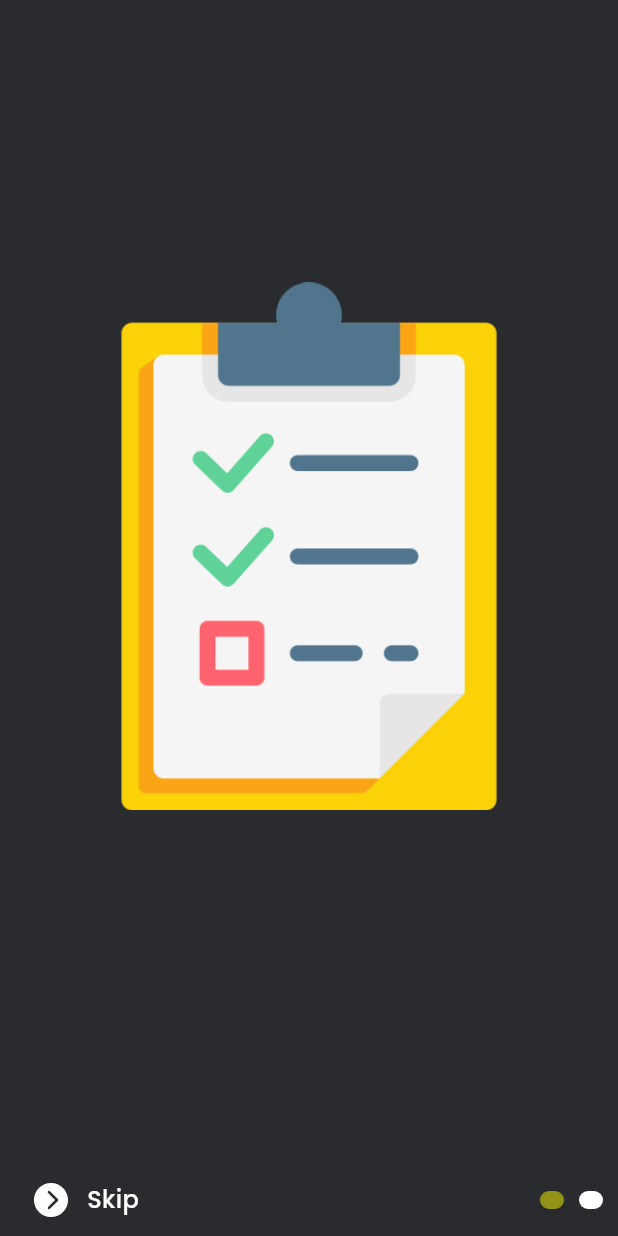
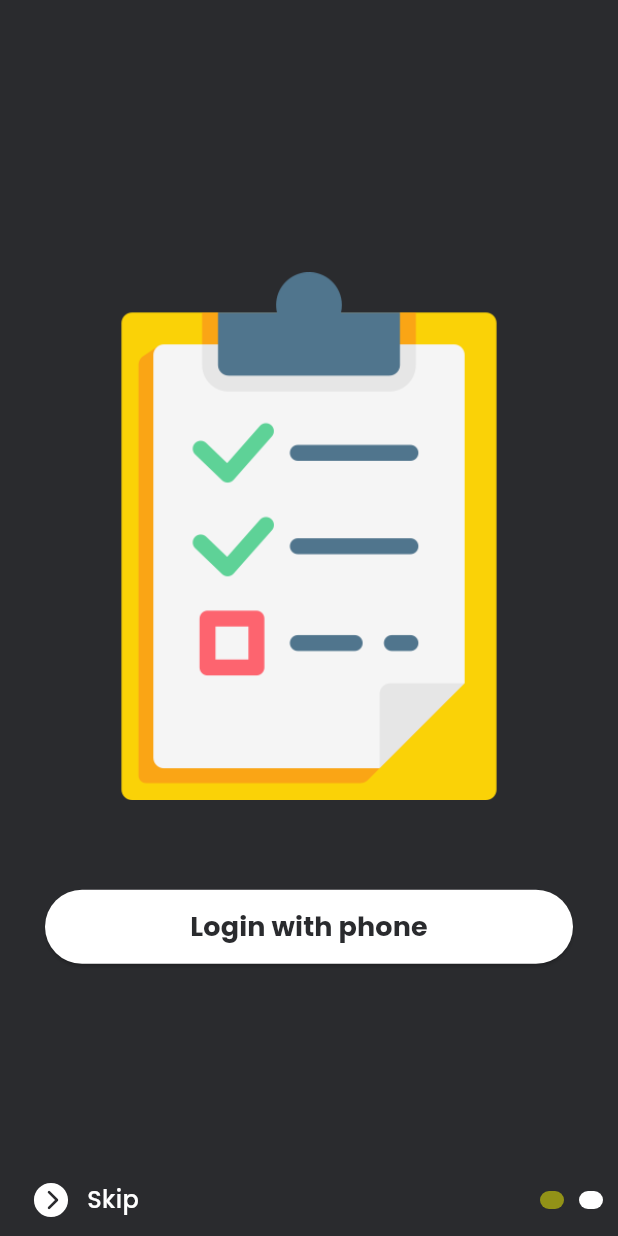
Before and after one commit to muhtar-sgk/TodoAppRiverpod, a Flutter app: the screen it shows after launch, swiped to page 2, on a phone screen of 412 x 824 dp. Run offline on Flutter 3.47's test engine with Material 2 defaults, Android fonts, the phone set to English and light mode, and no system bars; drawn by our look-alikes of smooth_page_indicator; our stand-ins replace flutter_screenutil, flutter_vector_icons, google_fonts.

Commit message:
add button on page two

```diff
--- a/lib/features/on_boarding/views/widgets/second_page.dart
+++ b/lib/features/on_boarding/views/widgets/second_page.dart
@@ -1,4 +1,6 @@
 import 'package:flutter/material.dart';
+import 'package:google_fonts/google_fonts.dart';
+import 'package:riverpod_todoapp/core/res/colours.dart';
 
 import '../../../../core/common/widgets/white_space.dart';
 import '../../../../core/res/image_res.dart';
@@ -8,12 +10,28 @@ class SecondPage extends StatelessWidget {
 
   @override
   Widget build(BuildContext context) {
+    final size = MediaQuery.of(context).size;
+
     return Padding(
       padding: const EdgeInsets.symmetric(horizontal: 30),
       child: Column(mainAxisAlignment: MainAxisAlignment.center, children: [
         Image.asset(ImageRes.todo),
-        const WhiteSpace(height: 80),
-
+        const WhiteSpace(height: 50),
+        ElevatedButton(
+          style: ElevatedButton.styleFrom(
+            backgroundColor: Colours.light,
+            minimumSize: Size(size.width * .9, size.height * .06)
+          ),
+          onPressed: (){},
+          child: Text(
+            'Login with phone',
+            style: GoogleFonts.poppins(
+              fontSize: 18,
+              fontWeight: FontWeight.bold,
+              color: Colours.darkBackground
+            ),
+          )
+        )
       ]),
     );
   }
```
